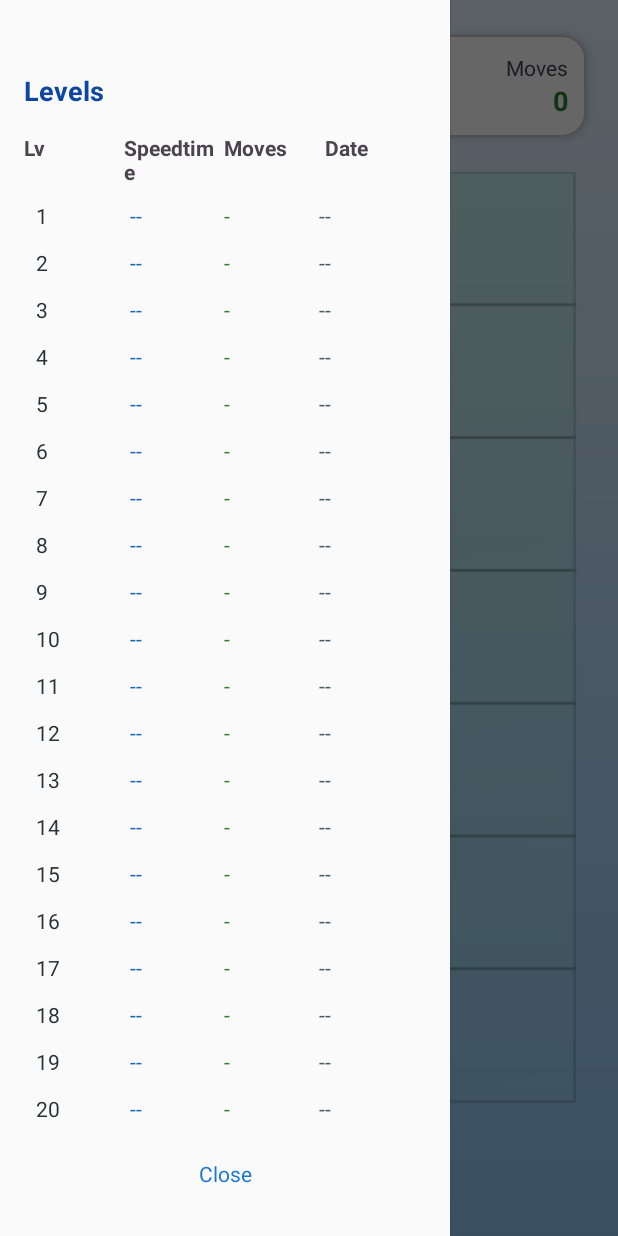
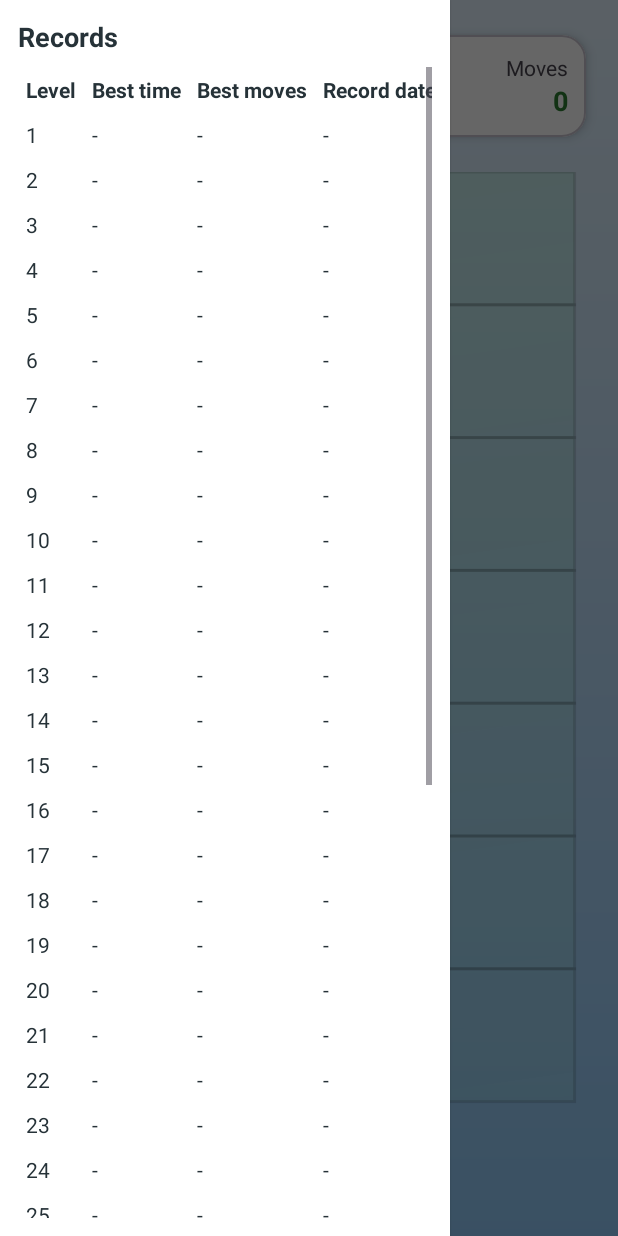
Before and after one commit to timursarsembai/CubeSorter, an Android app: the screen it shows after launch (SorterActivity), after a tap on "Menu", on a phone screen of 412 x 824 dp. Run offline under Robolectric (Android 15) with nearby library versions, the phone set to English and light mode, and no system bars.

Commit message:
feat(sorter): track record date and add left drawer with records table Save record date in SharedPreferences when a new best time or best moves is set Wrap activity in DrawerLayout; add left navigation drawer with scrollable TableLayout (Level, Best time, Best moves, Record date) Add menu button left of “Level” to open the drawer Populate records table dynamically for levels 1..40 from saved stats Format record date as dd-MM-yyyy Add strings for menu/table headers and “-” placeholder Add androidx.drawerlayout dependency and wire up in SorterActivity and activity_sorter.xml

```diff
--- a/app/build.gradle.kts
+++ b/app/build.gradle.kts
@@ -44,7 +44,7 @@ dependencies {
     implementation(libs.androidx.core.ktx)
     implementation(libs.androidx.appcompat)
     implementation(libs.material)
-    implementation("androidx.recyclerview:recyclerview:1.3.2")
+    implementation(libs.androidx.drawerlayout)
 
     // Testing
     testImplementation(libs.junit)
--- a/app/src/main/java/com/timursarsembayev/cubesorter/LevelStatsAdapter.kt
+++ /dev/null
@@ -1,44 +0,0 @@
-package com.timursarsembayev.cubesorter
-
-import android.view.LayoutInflater
-import android.view.View
-import android.view.ViewGroup
-import android.widget.TextView
-import androidx.recyclerview.widget.RecyclerView
-
-// Добавлено поле dateMs
-data class LevelStat(val level: Int, val timeMs: Long, val moves: Int, val dateMs: Long)
-
-class LevelStatsAdapter(
-    private var items: List<LevelStat>,
-    private val formatTime: (Long) -> String,
-    private val formatDate: (Long) -> String,
-    private val onClick: (Int) -> Unit
-) : RecyclerView.Adapter<LevelStatsAdapter.VH>() {
-
-    fun update(newItems: List<LevelStat>) {
-        items = newItems
-        notifyDataSetChanged()
-    }
-
-    inner class VH(v: View) : RecyclerView.ViewHolder(v) {
-        val tvLevel: TextView = v.findViewById(R.id.textLv)
-        val tvTime: TextView = v.findViewById(R.id.textLvTime)
-        val tvMoves: TextView = v.findViewById(R.id.textLvMoves)
-        val tvDate: TextView = v.findViewById(R.id.textLvDate)
-        init { v.setOnClickListener { onClick(items[bindingAdapterPosition].level) } }
-    }
-
-    override fun onCreateViewHolder(parent: ViewGroup, viewType: Int): VH =
-        VH(LayoutInflater.from(parent.context).inflate(R.layout.item_level_stat, parent, false))
-
-    override fun getItemCount(): Int = items.size
-
-    override fun onBindViewHolder(holder: VH, position: Int) {
-        val item = items[position]
-        holder.tvLevel.text = item.level.toString()
-        holder.tvTime.text = if (item.timeMs == Long.MAX_VALUE) "--" else formatTime(item.timeMs)
-        holder.tvMoves.text = if (item.moves == Int.MAX_VALUE) "-" else item.moves.toString()
-        holder.tvDate.text = if (item.dateMs == Long.MAX_VALUE) "--" else formatDate(item.dateMs)
-    }
-}
--- a/app/src/main/java/com/timursarsembayev/cubesorter/SorterActivity.kt
+++ b/app/src/main/java/com/timursarsembayev/cubesorter/SorterActivity.kt
@@ -11,14 +11,15 @@ import android.text.InputFilter
 import android.text.InputType
 import android.view.ContextThemeWrapper
 import android.view.LayoutInflater
+import android.view.View
 import android.widget.EditText
 import android.widget.ImageButton
+import android.widget.TableLayout
+import android.widget.TableRow
 import android.widget.TextView
 import android.widget.Toast
 import androidx.core.view.GravityCompat
 import androidx.drawerlayout.widget.DrawerLayout
-import androidx.recyclerview.widget.LinearLayoutManager
-import androidx.recyclerview.widget.RecyclerView
 import java.text.SimpleDateFormat
 import java.util.Date
 import java.util.Locale
@@ -29,10 +30,10 @@ class SorterActivity : Activity() {
     private lateinit var textTimer: TextView
     private lateinit var textMoves: TextView
     private lateinit var sorterGameView: SorterGameView
-
-    // Drawer & stats
+    // Drawer + records
     private lateinit var drawerLayout: DrawerLayout
-    private lateinit var levelsAdapter: LevelStatsAdapter
+    private lateinit var recordsTable: TableLayout
+    private lateinit var buttonOpenDrawer: ImageButton
 
     private var startTime: Long = 0
     private var isTimerRunning = false
@@ -65,12 +66,11 @@ class SorterActivity : Activity() {
         setContentView(R.layout.activity_sorter)
 
         initializeViews()
-        initDrawer()
         setupGameCallbacks()
         setupAdminGesture()
+        setupDrawer()
         startNewGame()
         restoreProgressIfAny()
-        refreshLevelStats()
     }
 
     private fun initializeViews() {
@@ -79,49 +79,36 @@ class SorterActivity : Activity() {
         textMoves = findViewById(R.id.textMoves)
         sorterGameView = findViewById(R.id.sorterGameView)
         drawerLayout = findViewById(R.id.drawerLayout)
+        recordsTable = findViewById(R.id.recordsTable)
+        buttonOpenDrawer = findViewById(R.id.buttonOpenDrawer)
     }
 
-    private fun initDrawer() {
-        val recycler = findViewById<RecyclerView>(R.id.recyclerLevels)
-        recycler.layoutManager = LinearLayoutManager(this)
-        levelsAdapter = LevelStatsAdapter(emptyList(), ::formatElapsed, ::formatDate) { lv ->
-            sorterGameView.jumpToLevel(lv)
-            drawerLayout.closeDrawer(GravityCompat.START)
+    private fun setupDrawer() {
+        buttonOpenDrawer.setOnClickListener {
+            populateRecordsTable()
+            drawerLayout.openDrawer(GravityCompat.START)
         }
-        recycler.adapter = levelsAdapter
-        findViewById<TextView>(R.id.textCloseDrawer).setOnClickListener { drawerLayout.closeDrawer(GravityCompat.START) }
-        findViewById<ImageButton>(R.id.buttonMenu).setOnClickListener { drawerLayout.openDrawer(GravityCompat.START) }
-    }
-
-    private fun refreshLevelStats() {
-        val list = (1..SorterGameView.MAX_LEVEL).map { lv ->
-            LevelStat(
-                lv,
-                getBestTime(lv),
-                getBestMoves(lv),
-                getBestDate(lv)
-            )
-        }
-        levelsAdapter.update(list)
     }
 
     // ---- Records helpers ----
     private fun bestTimeKey(level: Int) = "best_time_$level" // Long (ms)
     private fun bestMovesKey(level: Int) = "best_moves_$level" // Int
-    private fun bestDateKey(level: Int) = "best_date_$level" // Long (epoch ms)
+    private fun recordDateKey(level: Int) = "record_date_$level" // Long (ms)
     private fun getBestTime(level: Int): Long = prefs.getLong(bestTimeKey(level), Long.MAX_VALUE)
     private fun getBestMoves(level: Int): Int = prefs.getInt(bestMovesKey(level), Int.MAX_VALUE)
-    private fun getBestDate(level: Int): Long = prefs.getLong(bestDateKey(level), Long.MAX_VALUE)
+    private fun getRecordDate(level: Int): Long = prefs.getLong(recordDateKey(level), Long.MAX_VALUE)
     private fun saveBestTime(level: Int, v: Long) { prefs.edit().putLong(bestTimeKey(level), v).apply() }
     private fun saveBestMoves(level: Int, v: Int) { prefs.edit().putInt(bestMovesKey(level), v).apply() }
-    private fun saveBestDate(level: Int, v: Long) { prefs.edit().putLong(bestDateKey(level), v).apply() }
+    private fun saveRecordDate(level: Int, v: Long) { prefs.edit().putLong(recordDateKey(level), v).apply() }
     private fun formatElapsed(ms: Long): String {
         if (ms == Long.MAX_VALUE) return "--:--.-"
         val m = (ms / 60000).toInt(); val s = ((ms % 60000)/1000).toInt(); val t = ((ms % 1000)/100).toInt()
         return String.format(Locale.getDefault(), "%02d:%02d.%d", m, s, t)
     }
-    private val dateFormat = SimpleDateFormat("dd.MM.yy", Locale.getDefault())
-    private fun formatDate(epoch: Long): String = if (epoch == Long.MAX_VALUE) "--" else dateFormat.format(Date(epoch))
+    private fun formatDate(ms: Long): String {
+        if (ms == Long.MAX_VALUE) return getString(R.string.dash)
+        return SimpleDateFormat("dd-MM-yyyy", Locale.getDefault()).format(Date(ms))
+    }
 
     private fun setupGameCallbacks() {
         sorterGameView.onMovesChanged = { moves ->
@@ -169,10 +156,9 @@ class SorterActivity : Activity() {
         var newMovesRecord = false
         if (elapsedMillis < prevBestTime) { saveBestTime(round, elapsedMillis); newTimeRecord = true }
         if (moves < prevBestMoves) { saveBestMoves(round, moves); newMovesRecord = true }
-        // Если хоть один рекорд улучшен — обновляем дату
-        if (newTimeRecord || newMovesRecord) {
-            saveBestDate(round, System.currentTimeMillis())
-        }
+        // Если установлен хотя бы один новый рекорд – сохраняем дату
+        if (newTimeRecord || newMovesRecord) saveRecordDate(round, System.currentTimeMillis())
+
         val currentBestTime = getBestTime(round)
         val currentBestMoves = getBestMoves(round)
 
@@ -191,15 +177,15 @@ class SorterActivity : Activity() {
         // Best значения
         if (currentBestTime != Long.MAX_VALUE) {
             bestTimeView.text = "Best: ${formatElapsed(currentBestTime)}"
-            bestTimeView.visibility = android.view.View.VISIBLE
-            bestTimeView.setTextColor(if (newTimeRecord) Color.parseColor("#2E7D32") else Color.parseColor("#1976D2"))
-        } else bestTimeView.visibility = android.view.View.GONE
+            bestTimeView.visibility = View.VISIBLE
+            if (newTimeRecord) bestTimeView.setTextColor(Color.parseColor("#2E7D32")) else bestTimeView.setTextColor(Color.parseColor("#1976D2"))
+        } else bestTimeView.visibility = View.GONE
 
         if (currentBestMoves != Int.MAX_VALUE) {
             bestMovesView.text = "Best: $currentBestMoves"
-            bestMovesView.visibility = android.view.View.VISIBLE
-            bestMovesView.setTextColor(if (newMovesRecord) Color.parseColor("#2E7D32") else Color.parseColor("#1976D2"))
-        } else bestMovesView.visibility = android.view.View.GONE
+            bestMovesView.visibility = View.VISIBLE
+            if (newMovesRecord) bestMovesView.setTextColor(Color.parseColor("#2E7D32")) else bestMovesView.setTextColor(Color.parseColor("#1976D2"))
+        } else bestMovesView.visibility = View.GONE
 
         val dialog = AlertDialog.Builder(ctx)
             .setView(view)
@@ -208,14 +194,13 @@ class SorterActivity : Activity() {
         levelDialog = dialog
 
         btnRepeat.setOnClickListener {
-            dialog.dismiss(); sorterGameView.jumpToLevel(sorterGameView.currentRound); refreshLevelStats()
+            dialog.dismiss(); sorterGameView.jumpToLevel(sorterGameView.currentRound)
         }
         btnNext.setOnClickListener {
-            dialog.dismiss(); sorterGameView.nextRound(); refreshLevelStats()
+            dialog.dismiss(); sorterGameView.nextRound()
         }
 
         dialog.show()
-        refreshLevelStats()
     }
 
     private fun restoreProgressIfAny() {
@@ -227,7 +212,6 @@ class SorterActivity : Activity() {
 
     private fun saveLevel(lv: Int) {
         prefs.edit().putInt("current_level", lv.coerceIn(1, SorterGameView.MAX_LEVEL)).apply()
-        refreshLevelStats()
     }
 
     private fun setupAdminGesture() {
@@ -292,12 +276,15 @@ class SorterActivity : Activity() {
             .setMessage("Enter level number 1..40")
             .setView(input)
             .setPositiveButton("Go") { d, _ ->
-                val num = input.text.toString().trim().toIntOrNull()
+                val text = input.text.toString().trim()
+                val num = text.toIntOrNull()
                 if (num != null && num in 1..SorterGameView.MAX_LEVEL) {
                     sorterGameView.jumpToLevel(num)
                     Toast.makeText(this, "Jumped to level $num", Toast.LENGTH_SHORT).show()
-                } else Toast.makeText(this, "Invalid level", Toast.LENGTH_SHORT).show()
-                d.dismiss(); refreshLevelStats()
+                } else {
+                    Toast.makeText(this, "Invalid level", Toast.LENGTH_SHORT).show()
+                }
+                d.dismiss()
             }
             .setNegativeButton("Cancel") { d, _ -> d.dismiss() }
             .show()
@@ -342,6 +329,39 @@ class SorterActivity : Activity() {
         textTimer.text = String.format(Locale.getDefault(), "%02d:%02d.%d", minutes, seconds, tenths)
     }
 
+    // Заполнение таблицы рекордов в Drawer
+    private fun populateRecordsTable() {
+        recordsTable.removeAllViews()
+        // Заголовок
+        val header = TableRow(this)
+        header.addView(makeCell(getString(R.string.records_header_level), bold = true))
+        header.addView(makeCell(getString(R.string.records_header_time), bold = true))
+        header.addView(makeCell(getString(R.string.records_header_moves), bold = true))
+        header.addView(makeCell(getString(R.string.records_header_date), bold = true))
+        recordsTable.addView(header)
+        // Строки уровней
+        for (lv in 1..SorterGameView.MAX_LEVEL) {
+            val row = TableRow(this)
+            val bt = getBestTime(lv)
+            val bm = getBestMoves(lv)
+            val rd = getRecordDate(lv)
+            row.addView(makeCell(lv.toString()))
+            row.addView(makeCell(if (bt == Long.MAX_VALUE) getString(R.string.dash) else formatElapsed(bt)))
+            row.addView(makeCell(if (bm == Int.MAX_VALUE) getString(R.string.dash) else bm.toString()))
+            row.addView(makeCell(formatDate(rd)))
+            recordsTable.addView(row)
+        }
+    }
+
+    private fun makeCell(text: String, bold: Boolean = false): TextView {
+        val tv = TextView(this)
+        tv.text = text
+        tv.setPadding(8, 8, 8, 8)
+        if (bold) tv.setTypeface(tv.typeface, android.graphics.Typeface.BOLD)
+        tv.setTextColor(Color.parseColor("#263238"))
+        return tv
+    }
+
     override fun onDestroy() {
         super.onDestroy()
         resetTimer()
--- a/app/src/main/res/drawable/ic_menu.xml
+++ /dev/null
@@ -1,10 +0,0 @@
-<?xml version="1.0" encoding="utf-8"?>
-<vector xmlns:android="http://schemas.android.com/apk/res/android"
-    android:width="24dp"
-    android:height="24dp"
-    android:viewportWidth="24"
-    android:viewportHeight="24">
-    <path
-        android:fillColor="#FFFFFFFF"
-        android:pathData="M3,6h18v2H3zM3,11h18v2H3zM3,16h18v2H3z" />
-</vector>
--- a/app/src/main/res/layout/activity_sorter.xml
+++ b/app/src/main/res/layout/activity_sorter.xml
@@ -1,6 +1,7 @@
 <?xml version="1.0" encoding="utf-8"?>
 <androidx.drawerlayout.widget.DrawerLayout xmlns:android="http://schemas.android.com/apk/res/android"
     xmlns:app="http://schemas.android.com/apk/res-auto"
+    xmlns:tools="http://schemas.android.com/tools"
     android:id="@+id/drawerLayout"
     android:layout_width="match_parent"
     android:layout_height="match_parent">
@@ -13,6 +14,7 @@
         android:background="@drawable/child_gradient_blue"
         android:padding="12dp">
 
+        <!-- Информация об уровне и ходах -->
         <com.google.android.material.card.MaterialCardView
             android:layout_width="match_parent"
             android:layout_height="wrap_content"
@@ -30,160 +32,132 @@
                 android:gravity="center_vertical"
                 android:padding="12dp">
 
-                <!-- Кнопка меню (гамбургер) -->
+                <!-- Кнопка меню слева от Level -->
                 <ImageButton
-                    android:id="@+id/buttonMenu"
-                    android:layout_width="40dp"
-                    android:layout_height="40dp"
+                    android:id="@+id/buttonOpenDrawer"
+                    android:layout_width="36dp"
+                    android:layout_height="36dp"
                     android:background="@android:color/transparent"
-                    android:scaleType="center"
-                    android:padding="8dp"
-                    android:contentDescription="Menu"
-                    android:src="@drawable/ic_menu"
-                    android:tint="#000000"
-                    android:clickable="true"
-                    android:focusable="true"/>
+                    android:contentDescription="@string/menu"
+                    android:src="@android:drawable/ic_menu_sort_by_size"
+                    android:tint="#455A64"
+                    android:layout_marginEnd="8dp" />
 
+                <!-- Колонка Уровень -->
                 <LinearLayout
                     android:layout_width="0dp"
                     android:layout_height="wrap_content"
                     android:layout_weight="1"
-                    android:orientation="vertical"
-                    android:paddingStart="24dp">
+                    android:orientation="vertical">
+
                     <TextView
                         android:layout_width="wrap_content"
                         android:layout_height="wrap_content"
-                        android:text="@string/level"/>
+                        android:text="@string/level"
+                        tools:text="Уровень"/>
                     <TextView
                         android:id="@+id/textLevel"
                         android:layout_width="wrap_content"
                         android:layout_height="wrap_content"
-                        android:paddingStart="24dp"
+                        tools:text="1"
                         android:textStyle="bold"
                         android:textColor="#00838F"
-                        android:textSize="18sp"
-                        android:text="1"/>
+                        android:textSize="18sp"/>
                 </LinearLayout>
 
+                <!-- Колонка Секундомер -->
                 <LinearLayout
                     android:layout_width="0dp"
                     android:layout_height="wrap_content"
                     android:layout_weight="1"
                     android:orientation="vertical"
                     android:gravity="center_horizontal">
+
                     <TextView
                         android:layout_width="wrap_content"
                         android:layout_height="wrap_content"
-                        android:text="@string/time"/>
+                        android:text="@string/time"
+                        tools:text="Время"/>
                     <TextView
                         android:id="@+id/textTimer"
                         android:layout_width="wrap_content"
                         android:layout_height="wrap_content"
                         android:text="@string/time_zero_tenth"
+                        tools:text="00:00.0"
                         android:textStyle="bold"
                         android:textColor="#455A64"
                         android:textSize="18sp"/>
                 </LinearLayout>
 
+                <!-- Колонка Ходы -->
                 <LinearLayout
                     android:layout_width="0dp"
                     android:layout_height="wrap_content"
                     android:layout_weight="1"
                     android:orientation="vertical"
                     android:gravity="end">
+
                     <TextView
                         android:layout_width="wrap_content"
                         android:layout_height="wrap_content"
-                        android:text="@string/moves"/>
+                        android:text="@string/moves"
+                        tools:text="Ходы"/>
                     <TextView
                         android:id="@+id/textMoves"
                         android:layout_width="wrap_content"
                         android:layout_height="wrap_content"
+                        tools:text="0"
                         android:textStyle="bold"
                         android:textColor="#2E7D32"
-                        android:textSize="18sp"
-                        android:text="0"/>
+                        android:textSize="18sp"/>
                 </LinearLayout>
             </LinearLayout>
         </com.google.android.material.card.MaterialCardView>
 
+        <!-- Игровое поле -->
         <com.timursarsembayev.cubesorter.SorterGameView
             android:id="@+id/sorterGameView"
             android:layout_width="match_parent"
             android:layout_height="0dp"
             android:layout_weight="1"
             android:background="@android:color/transparent"/>
+
     </LinearLayout>
 
-    <!-- Боковое меню -->
+    <!-- Левое выдвижное меню с таблицей рекордов -->
     <LinearLayout
-        android:id="@+id/drawerContainer"
+        android:id="@+id/leftDrawer"
         android:layout_width="300dp"
         android:layout_height="match_parent"
         android:layout_gravity="start"
         android:orientation="vertical"
-        android:background="#FAFAFA"
-        android:paddingTop="32dp"
-        android:paddingBottom="16dp">
+        android:background="#FFFFFF"
+        android:padding="12dp">
 
         <TextView
+            android:id="@+id/textRecordsTitle"
             android:layout_width="match_parent"
             android:layout_height="wrap_content"
-            android:text="Levels"
+            android:text="@string/records"
             android:textStyle="bold"
+            android:textColor="#263238"
             android:textSize="18sp"
-            android:padding="16dp"
-            android:textColor="#0D47A1"/>
+            android:paddingBottom="8dp"/>
 
-        <LinearLayout
-            android:layout_width="match_parent"
-            android:layout_height="wrap_content"
-            android:orientation="horizontal"
-            android:paddingLeft="16dp"
-            android:paddingRight="16dp"
-            android:paddingBottom="4dp">
-            <TextView
-                android:layout_width="0dp"
-                android:layout_height="wrap_content"
-                android:layout_weight="1"
-                android:text="Lv"
-                android:textStyle="bold"/>
-            <TextView
-                android:layout_width="0dp"
-                android:layout_height="wrap_content"
-                android:layout_weight="1"
-                android:text="Speedtime"
-                android:textStyle="bold"/>
-            <TextView
-                android:layout_width="0dp"
-                android:layout_height="wrap_content"
-                android:layout_weight="1"
-                android:text="Moves"
-                android:textStyle="bold"/>
-            <TextView
-                android:layout_width="0dp"
-                android:layout_height="wrap_content"
-                android:layout_weight="1"
-                android:text="Date"
-                android:textStyle="bold"/>
-        </LinearLayout>
-
-        <androidx.recyclerview.widget.RecyclerView
-            android:id="@+id/recyclerLevels"
+        <ScrollView
             android:layout_width="match_parent"
             android:layout_height="0dp"
-            android:layout_weight="1"
-            android:paddingLeft="8dp"
-            android:paddingRight="8dp"/>
+            android:layout_weight="1">
 
-        <TextView
-            android:id="@+id/textCloseDrawer"
-            android:layout_width="match_parent"
-            android:layout_height="wrap_content"
-            android:text="Close"
-            android:gravity="center"
-            android:padding="16dp"
-            android:textColor="#1976D2"/>
+            <TableLayout
+                android:id="@+id/recordsTable"
+                android:layout_width="match_parent"
+                android:layout_height="wrap_content"
+                android:stretchColumns="1,2,3">
+                <!-- Будет заполнено программно -->
+            </TableLayout>
+        </ScrollView>
+
     </LinearLayout>
 
 </androidx.drawerlayout.widget.DrawerLayout>
--- a/app/src/main/res/layout/item_level_stat.xml
+++ /dev/null
@@ -1,42 +0,0 @@
-<?xml version="1.0" encoding="utf-8"?>
-<LinearLayout xmlns:android="http://schemas.android.com/apk/res/android"
-    android:layout_width="match_parent"
-    android:layout_height="wrap_content"
-    android:orientation="horizontal"
-    android:paddingLeft="16dp"
-    android:paddingRight="16dp"
-    android:paddingTop="6dp"
-    android:paddingBottom="6dp">
-
-    <TextView
-        android:id="@+id/textLv"
-        android:layout_width="0dp"
-        android:layout_height="wrap_content"
-        android:layout_weight="1"
-        android:text="1"
-        android:textColor="#263238"/>
-
-    <TextView
-        android:id="@+id/textLvTime"
-        android:layout_width="0dp"
-        android:layout_height="wrap_content"
-        android:layout_weight="1"
-        android:text="--"
-        android:textColor="#1565C0"/>
-
-    <TextView
-        android:id="@+id/textLvMoves"
-        android:layout_width="0dp"
-        android:layout_height="wrap_content"
-        android:layout_weight="1"
-        android:text="-"
-        android:textColor="#2E7D32"/>
-
-    <TextView
-        android:id="@+id/textLvDate"
-        android:layout_width="0dp"
-        android:layout_height="wrap_content"
-        android:layout_weight="1"
-        android:text="--"
-        android:textColor="#455A64"/>
-</LinearLayout>
--- a/app/src/main/res/values/strings.xml
+++ b/app/src/main/res/values/strings.xml
@@ -30,4 +30,13 @@
     <string name="action_next">Next</string>
     <string name="content_desc_repeat_level">Replay level</string>
     <string name="content_desc_next_level">Next level</string>
+
+    <!-- Drawer and records -->
+    <string name="menu">Menu</string>
+    <string name="records">Records</string>
+    <string name="records_header_level">Level</string>
+    <string name="records_header_time">Best time</string>
+    <string name="records_header_moves">Best moves</string>
+    <string name="records_header_date">Record date</string>
+    <string name="dash">-</string>
 </resources>
--- a/gradle/libs.versions.toml
+++ b/gradle/libs.versions.toml
@@ -9,6 +9,7 @@ appcompat = "1.6.1"
 material = "1.10.0"
 activity = "1.8.0"
 constraintlayout = "2.1.4"
+drawerlayout = "1.2.0"
 
 [libraries]
 androidx-core-ktx = { group = "androidx.core", name = "core-ktx", version.ref = "coreKtx" }
@@ -19,6 +20,7 @@ androidx-appcompat = { group = "androidx.appcompat", name = "appcompat", version
 material = { group = "com.google.android.material", name = "material", version.ref = "material" }
 androidx-activity = { group = "androidx.activity", name = "activity", version.ref = "activity" }
 androidx-constraintlayout = { group = "androidx.constraintlayout", name = "constraintlayout", version.ref = "constraintlayout" }
+androidx-drawerlayout = { group = "androidx.drawerlayout", name = "drawerlayout", version.ref = "drawerlayout" }
 
 [plugins]
 android-application = { id = "com.android.application", version.ref = "agp" }
```
Also changed, not shown: 5 other files.
